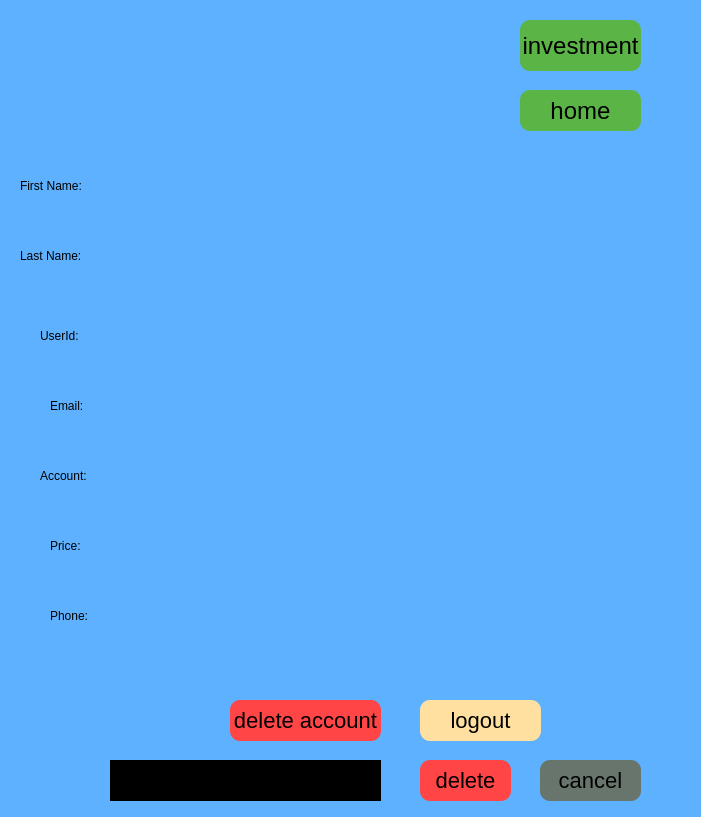
Qt form ui/profile.ui (mittal-ankitm/stock-market-app) before a commit.
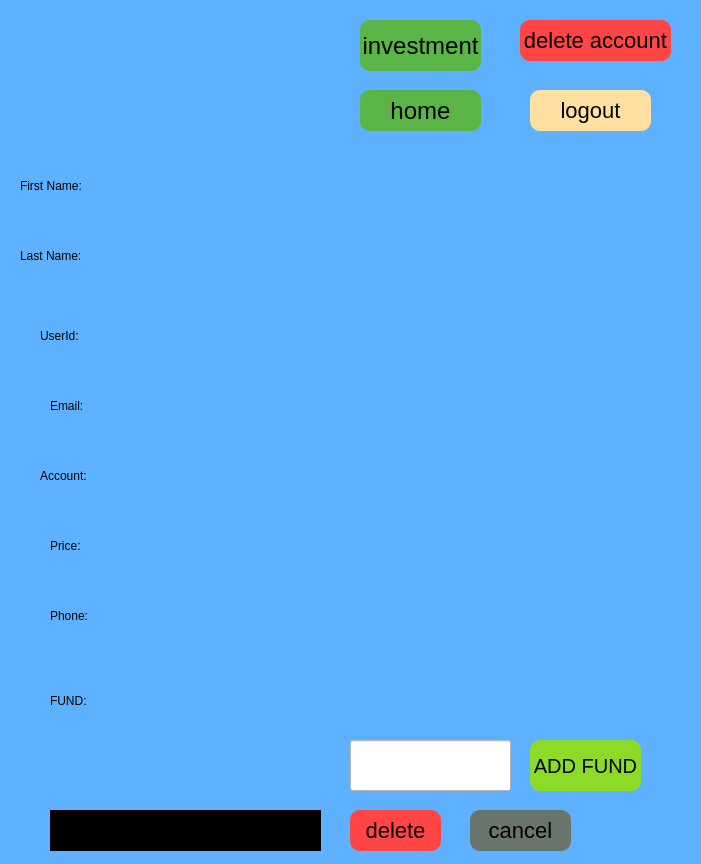
The same form after that commit. Icons and pictures are not drawn.

```diff
--- a/ui/profile.ui
+++ b/ui/profile.ui
@@ -7,19 +7,19 @@
     <x>0</x>
     <y>0</y>
     <width>701</width>
-    <height>817</height>
+    <height>864</height>
    </rect>
   </property>
   <property name="minimumSize">
    <size>
     <width>701</width>
-    <height>817</height>
+    <height>864</height>
    </size>
   </property>
   <property name="maximumSize">
    <size>
     <width>701</width>
-    <height>817</height>
+    <height>864</height>
    </size>
   </property>
   <property name="windowTitle">
@@ -168,8 +168,8 @@
    <widget class="QPushButton" name="logoutbutton">
     <property name="geometry">
      <rect>
-      <x>420</x>
-      <y>700</y>
+      <x>530</x>
+      <y>90</y>
       <width>121</width>
       <height>41</height>
      </rect>
@@ -202,7 +202,7 @@
    <widget class="QPushButton" name="homebutton">
     <property name="geometry">
      <rect>
-      <x>520</x>
+      <x>360</x>
       <y>90</y>
       <width>121</width>
       <height>41</height>
@@ -233,7 +233,7 @@
    <widget class="QPushButton" name="investment">
     <property name="geometry">
      <rect>
-      <x>520</x>
+      <x>360</x>
       <y>20</y>
       <width>121</width>
       <height>51</height>
@@ -263,8 +263,8 @@
    <widget class="QPushButton" name="delbutton">
     <property name="geometry">
      <rect>
-      <x>230</x>
-      <y>700</y>
+      <x>520</x>
+      <y>20</y>
       <width>151</width>
       <height>41</height>
      </rect>
@@ -294,8 +294,8 @@
    <widget class="QLabel" name="confirmdel">
     <property name="geometry">
      <rect>
-      <x>110</x>
-      <y>760</y>
+      <x>50</x>
+      <y>810</y>
       <width>271</width>
       <height>41</height>
      </rect>
@@ -312,8 +312,8 @@
    <widget class="QPushButton" name="canceldel">
     <property name="geometry">
      <rect>
-      <x>540</x>
-      <y>760</y>
+      <x>470</x>
+      <y>810</y>
       <width>101</width>
       <height>41</height>
      </rect>
@@ -346,8 +346,8 @@
    <widget class="QPushButton" name="confirmdelbutton">
     <property name="geometry">
      <rect>
-      <x>420</x>
-      <y>760</y>
+      <x>350</x>
+      <y>810</y>
       <width>91</width>
       <height>41</height>
      </rect>
@@ -377,7 +377,7 @@
    <widget class="QLabel" name="imgbox">
     <property name="geometry">
      <rect>
-      <x>200</x>
+      <x>120</x>
       <y>20</y>
       <width>119</width>
       <height>115</height>
@@ -505,6 +505,91 @@
      <string/>
     </property>
    </widget>
+   <widget class="QLineEdit" name="fundbox">
+    <property name="geometry">
+     <rect>
+      <x>350</x>
+      <y>740</y>
+      <width>161</width>
+      <height>51</height>
+     </rect>
+    </property>
+    <property name="styleSheet">
+     <string notr="true">background:white;
+font-size:20px;
+align:center;</string>
+    </property>
+    <property name="text">
+     <string/>
+    </property>
+   </widget>
+   <widget class="QPushButton" name="fundbutton">
+    <property name="geometry">
+     <rect>
+      <x>530</x>
+      <y>740</y>
+      <width>111</width>
+      <height>51</height>
+     </rect>
+    </property>
+    <property name="styleSheet">
+     <string notr="true">font-size:20px;
+border-radius:10px;
+background-color:rgb(139,219,40);</string>
+    </property>
+    <property name="text">
+     <string>ADD FUND</string>
+    </property>
+   </widget>
+   <widget class="QLabel" name="fundlabel">
+    <property name="geometry">
+     <rect>
+      <x>60</x>
+      <y>750</y>
+      <width>271</width>
+      <height>31</height>
+     </rect>
+    </property>
+    <property name="styleSheet">
+     <string notr="true">font-size:20px;</string>
+    </property>
+    <property name="text">
+     <string/>
+    </property>
+   </widget>
+   <widget class="QLabel" name="label_8">
+    <property name="geometry">
+     <rect>
+      <x>50</x>
+      <y>690</y>
+      <width>81</width>
+      <height>21</height>
+     </rect>
+    </property>
+    <property name="styleSheet">
+     <string notr="true">font: 12pt &quot;Comic Sans MS&quot;;
+font-variant:small-caps;</string>
+    </property>
+    <property name="text">
+     <string>FUND:</string>
+    </property>
+   </widget>
+   <widget class="QLabel" name="fundbal">
+    <property name="geometry">
+     <rect>
+      <x>150</x>
+      <y>680</y>
+      <width>401</width>
+      <height>41</height>
+     </rect>
+    </property>
+    <property name="styleSheet">
+     <string notr="true">font: 16pt &quot;Consolas&quot;;</string>
+    </property>
+    <property name="text">
+     <string/>
+    </property>
+   </widget>
   </widget>
  </widget>
  <resources/>
```
